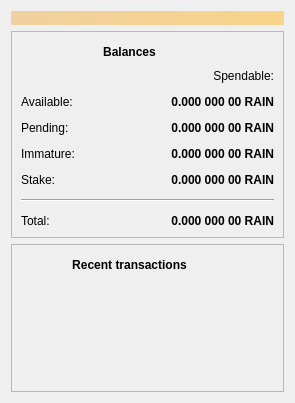
Old version of the form src/qt/forms/overviewpage.ui in the repository BlockMechanic/rain.
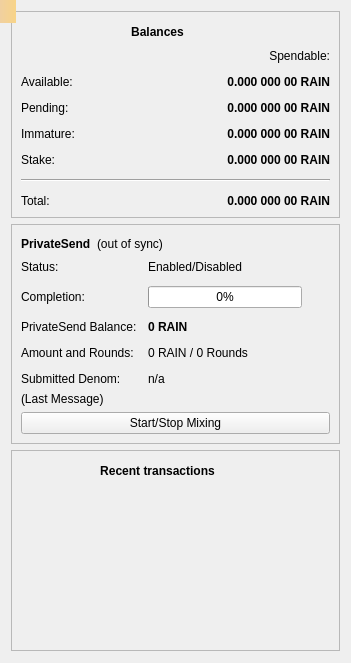
New version of the form. Icons and pictures are not drawn.

The edit to the form file:
```diff
--- a/src/qt/forms/overviewpage.ui
+++ b/src/qt/forms/overviewpage.ui
@@ -6,33 +6,14 @@
    <rect>
     <x>0</x>
     <y>0</y>
-    <width>295</width>
-    <height>403</height>
+    <width>351</width>
+    <height>663</height>
    </rect>
   </property>
   <property name="windowTitle">
    <string>Form</string>
   </property>
-  <layout class="QVBoxLayout" name="topLayout">
-   <item>
-    <widget class="QLabel" name="labelAlerts">
-     <property name="visible">
-      <bool>false</bool>
-     </property>
-     <property name="styleSheet">
-      <string notr="true">QLabel { background-color: qlineargradient(x1: 0, y1: 0, x2: 1, y2: 0, stop:0 #F0D0A0, stop:1 #F8D488); color:#000000; }</string>
-     </property>
-     <property name="wordWrap">
-      <bool>true</bool>
-     </property>
-     <property name="margin">
-      <number>3</number>
-     </property>
-     <property name="textInteractionFlags">
-      <set>Qt::TextSelectableByMouse</set>
-     </property>
-    </widget>
-   </item>
+  <layout class="QVBoxLayout" name="verticalLayout_3">
    <item>
     <layout class="QHBoxLayout" name="horizontalLayout" stretch="1">
      <item>
@@ -265,6 +246,192 @@
          </layout>
         </widget>
        </item>
+       <item>
+        <widget class="QFrame" name="framePrivateSend">
+         <property name="layoutDirection">
+          <enum>Qt::LeftToRight</enum>
+         </property>
+         <property name="frameShape">
+          <enum>QFrame::StyledPanel</enum>
+         </property>
+         <property name="frameShadow">
+          <enum>QFrame::Raised</enum>
+         </property>
+         <layout class="QVBoxLayout" name="VerticalLayout_PS1">
+          <item>
+           <layout class="QHBoxLayout" name="horizontalLayout_5">
+            <item>
+             <widget class="QLabel" name="labelPrivateSendHeader">
+              <property name="font">
+               <font>
+                <weight>75</weight>
+                <bold>true</bold>
+               </font>
+              </property>
+              <property name="text">
+               <string>PrivateSend</string>
+              </property>
+             </widget>
+            </item>
+            <item>
+             <widget class="QLabel" name="labelPrivateSendSyncStatus">
+              <property name="toolTip">
+               <string>The displayed information may be out of date. Your wallet automatically synchronizes with the Rain network after a connection is established, but this process has not completed yet.</string>
+              </property>
+              <property name="text">
+               <string notr="true">(out of sync)</string>
+              </property>
+              <property name="alignment">
+               <set>Qt::AlignLeading|Qt::AlignLeft|Qt::AlignVCenter</set>
+              </property>
+             </widget>
+            </item>
+            <item>
+             <spacer name="horizontalSpacer_4">
+              <property name="orientation">
+               <enum>Qt::Horizontal</enum>
+              </property>
+              <property name="sizeHint" stdset="0">
+               <size>
+                <width>40</width>
+                <height>20</height>
+               </size>
+              </property>
+             </spacer>
+            </item>
+           </layout>
+          </item>
+          <item>
+           <layout class="QFormLayout" name="privateSendFormLayout">
+            <property name="fieldGrowthPolicy">
+             <enum>QFormLayout::AllNonFixedFieldsGrow</enum>
+            </property>
+            <property name="horizontalSpacing">
+             <number>11</number>
+            </property>
+            <property name="verticalSpacing">
+             <number>12</number>
+            </property>
+            <item row="0" column="0">
+             <widget class="QLabel" name="labelPrivateSendEnabledText">
+              <property name="text">
+               <string>Status:</string>
+              </property>
+             </widget>
+            </item>
+            <item row="0" column="1">
+             <widget class="QLabel" name="labelPrivateSendEnabled">
+              <property name="text">
+               <string>Enabled/Disabled</string>
+              </property>
+             </widget>
+            </item>
+            <item row="1" column="0">
+             <widget class="QLabel" name="labelCompletitionText">
+              <property name="text">
+               <string>Completion:</string>
+              </property>
+             </widget>
+            </item>
+            <item row="1" column="1">
+             <widget class="QProgressBar" name="privateSendProgress">
+              <property name="maximumSize">
+               <size>
+                <width>154</width>
+                <height>16777215</height>
+               </size>
+              </property>
+              <property name="value">
+               <number>0</number>
+              </property>
+             </widget>
+            </item>
+            <item row="2" column="0">
+             <widget class="QLabel" name="labelAnonymizedText">
+              <property name="text">
+               <string>PrivateSend Balance:</string>
+              </property>
+             </widget>
+            </item>
+            <item row="2" column="1">
+             <widget class="QLabel" name="labelAnonymized">
+              <property name="font">
+               <font>
+                <weight>75</weight>
+                <bold>true</bold>
+               </font>
+              </property>
+              <property name="text">
+               <string notr="true">0 RAIN</string>
+              </property>
+             </widget>
+            </item>
+            <item row="3" column="0">
+             <widget class="QLabel" name="labelAmountAndRoundsText">
+              <property name="text">
+               <string>Amount and Rounds:</string>
+              </property>
+             </widget>
+            </item>
+            <item row="3" column="1">
+             <widget class="QLabel" name="labelAmountRounds">
+              <property name="text">
+               <string>0 RAIN / 0 Rounds</string>
+              </property>
+             </widget>
+            </item>
+            <item row="4" column="0">
+             <widget class="QLabel" name="labelSubmittedDenomText">
+              <property name="text">
+               <string>Submitted Denom:</string>
+              </property>
+             </widget>
+            </item>
+            <item row="4" column="1">
+             <widget class="QLabel" name="labelSubmittedDenom">
+              <property name="toolTip">
+               <string>The denominations you submitted to the Masternode.&lt;br&gt;To mix, other users must submit the exact same denominations.</string>
+              </property>
+              <property name="text">
+               <string>n/a</string>
+              </property>
+             </widget>
+            </item>
+           </layout>
+          </item>
+          <item>
+           <layout class="QVBoxLayout" name="VerticalLayout_PS">
+            <item>
+             <widget class="QLabel" name="labelPrivateSendLastMessage">
+              <property name="text">
+               <string>(Last Message)</string>
+              </property>
+              <property name="alignment">
+               <set>Qt::AlignLeading|Qt::AlignLeft|Qt::AlignTop</set>
+              </property>
+              <property name="wordWrap">
+               <bool>true</bool>
+              </property>
+             </widget>
+            </item>
+            <item>
+             <widget class="QPushButton" name="togglePrivateSend">
+              <property name="sizePolicy">
+               <sizepolicy hsizetype="MinimumExpanding" vsizetype="Fixed">
+                <horstretch>0</horstretch>
+                <verstretch>0</verstretch>
+               </sizepolicy>
+              </property>
+              <property name="text">
+               <string>Start/Stop Mixing</string>
+              </property>
+             </widget>
+            </item>
+           </layout>
+          </item>
+         </layout>
+        </widget>
+       </item>
        <item>
         <widget class="QFrame" name="frame_2">
          <property name="frameShape">
@@ -364,6 +531,31 @@
     </layout>
    </item>
   </layout>
+  <widget class="QLabel" name="labelAlerts">
+   <property name="geometry">
+    <rect>
+     <x>0</x>
+     <y>0</y>
+     <width>16</width>
+     <height>23</height>
+    </rect>
+   </property>
+   <property name="visible">
+    <bool>false</bool>
+   </property>
+   <property name="styleSheet">
+    <string notr="true">QLabel { background-color: qlineargradient(x1: 0, y1: 0, x2: 1, y2: 0, stop:0 #F0D0A0, stop:1 #F8D488); color:#000000; }</string>
+   </property>
+   <property name="wordWrap">
+    <bool>true</bool>
+   </property>
+   <property name="margin">
+    <number>3</number>
+   </property>
+   <property name="textInteractionFlags">
+    <set>Qt::TextSelectableByMouse</set>
+   </property>
+  </widget>
  </widget>
  <resources>
   <include location="../rain.qrc"/>
```
